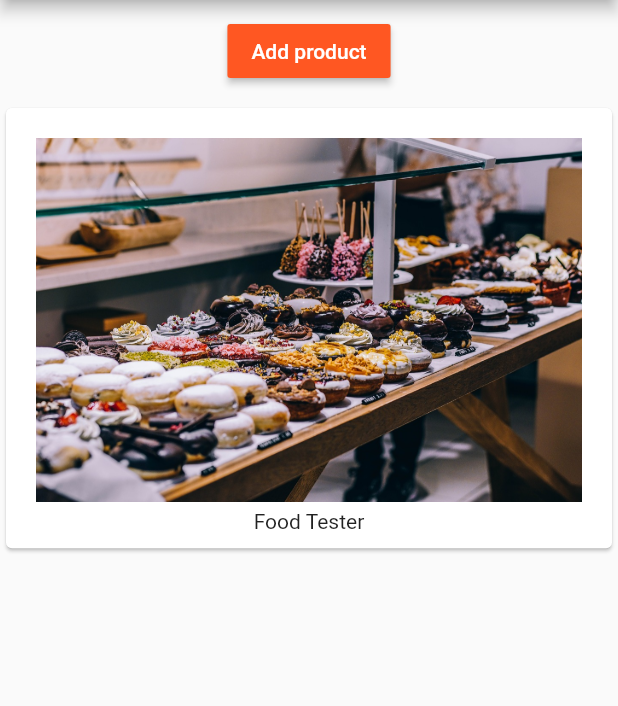
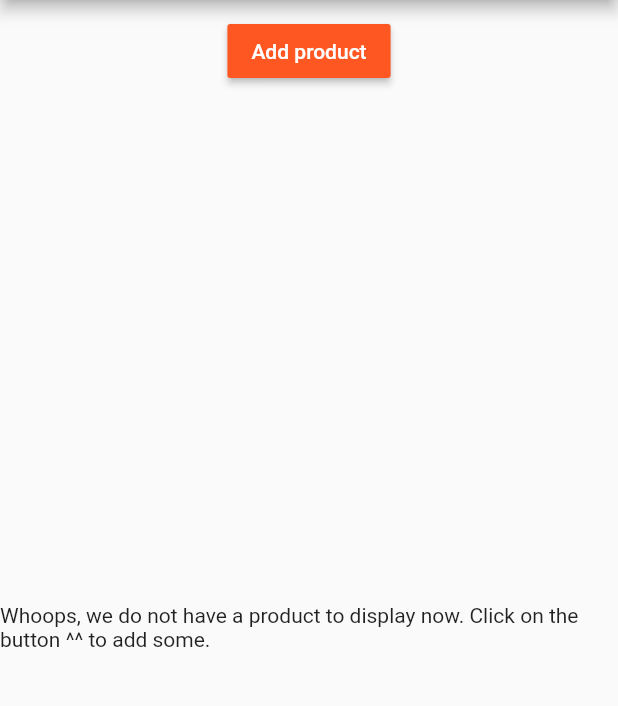
Before and after one commit to myidispg/flutter-projects, a Flutter app: the screen it shows after launch, on a phone screen of 412 x 824 dp, the part 84-790 px from its top. Run offline on Flutter 3.47's test engine with Material 2 defaults, Android fonts, the phone set to English and light mode, and no system bars.

Commit message:
Added conditional rendering of list view. Will work on some alternative approaches now.

```diff
--- a/easy_list/lib/main.dart
+++ b/easy_list/lib/main.dart
@@ -21,7 +21,7 @@ class MyApp extends StatelessWidget {
         appBar: AppBar(
           title: Text("Easy List"),
         ),
-        body: ProductManager(startingProduct: 'Food Tester'),
+        body: ProductManager(/* startingProduct : 'Food Tester' */),
       ),
     );
   }
--- a/easy_list/lib/product_manager.dart
+++ b/easy_list/lib/product_manager.dart
@@ -7,7 +7,7 @@ class ProductManager extends StatefulWidget {
 
   final String startingProduct;
 
-  ProductManager({this.startingProduct='Sweets Tester'}); // Default argument.
+  ProductManager({this.startingProduct}); // Default argument.
 
   @override
   State<StatefulWidget> createState() {
@@ -21,7 +21,9 @@ class _ProductManagerState extends State<ProductManager> {
   // Method to call when this ProductManager is called for the first time. Subsequent state changes are ignored.
   @override
   void initState() {
-    _products.add(widget.startingProduct);
+    if(widget.startingProduct != null) {
+      _products.add(widget.startingProduct);
+    }
     super.initState();
   }
 
--- a/easy_list/lib/products.dart
+++ b/easy_list/lib/products.dart
@@ -30,12 +30,12 @@ class Products extends StatelessWidget {
 
   @override
   Widget build(BuildContext context) {
-    return ListView.builder(
+    return _products.length > 0 ? ListView.builder(
       // A ListView can't be beneath another widget.
       // ^^ Fixed by putting in an expanded widget in product_manager.dart
 
       itemBuilder: _buildProduct,
       itemCount: _products.length,
-    );
+    ) : Center(child: Text('Whoops, we do not have a product to display now. Click on the button ^^ to add some.'));
   }
 }
```
